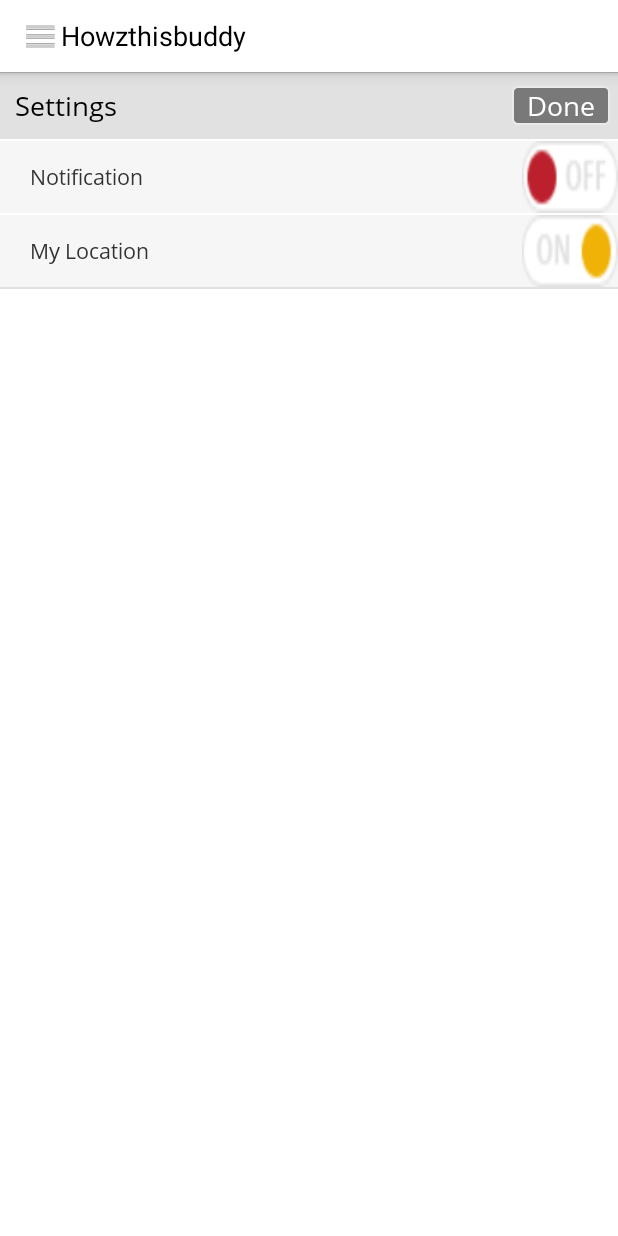
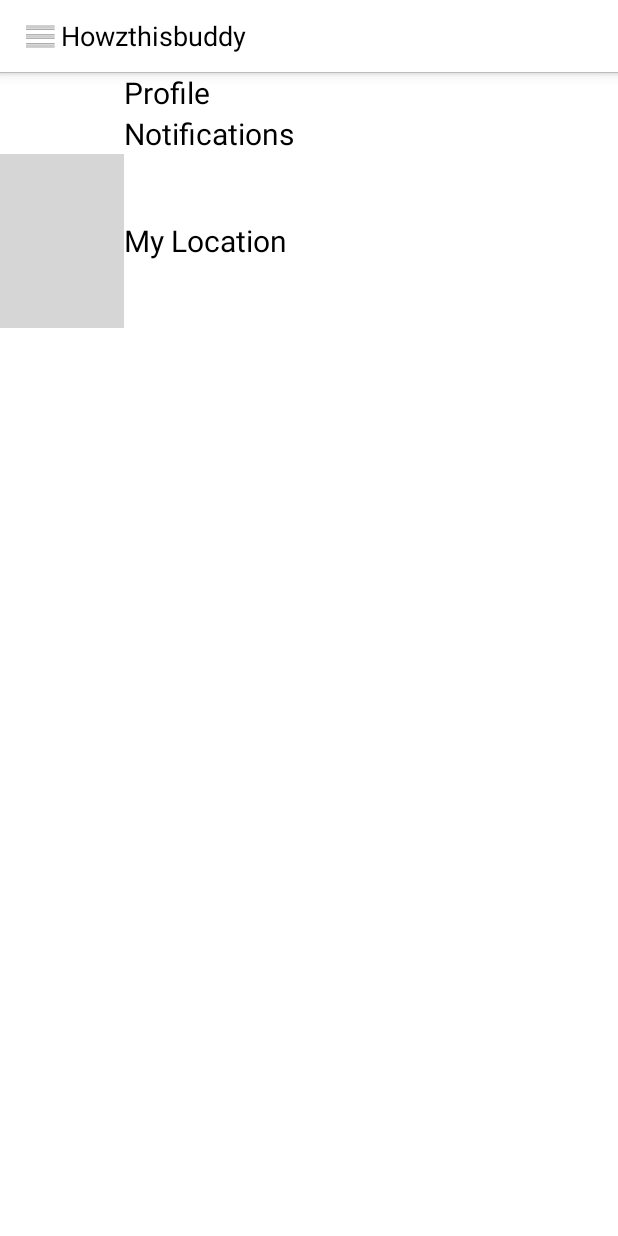
Before and after one commit to veenunalla/HowzIsThisBuddy, an Android app: the fragment HBSettingsFragment shown on its own in the app's theme, on a phone screen of 412 x 824 dp. Run offline under Robolectric (Android 15) with nearby library versions, the phone set to English and light mode, and no system bars; grey boxes are pictures that could not be loaded.

Commit message:
Compleded Settings Fragment UI. Added New Class HBSettingsAdapter, New Layout resource file layout_settings_list_item.xml

```diff
--- a/app/src/main/java/com/pivotaldesign/howzthisbuddy/GCMIntentService.java
+++ b/app/src/main/java/com/pivotaldesign/howzthisbuddy/GCMIntentService.java
@@ -67,8 +67,7 @@ public class GCMIntentService extends GCMBaseIntentService {
 				.setContentIntent(pIntent)
 				.setSound(soundUri)
 				.setContentText(message).setContentIntent(pIntent)
-				.setPriority(Notification.PRIORITY_HIGH)
-				.addAction(R.drawable.launcher_icon, "View", pIntent).addAction(0, "Remind", pIntent).build();
+				.setPriority(Notification.PRIORITY_HIGH).build();
 
 		// Remove the notification on click
 		notification.flags |= Notification.FLAG_AUTO_CANCEL;
--- /dev/null
+++ b/app/src/main/java/com/pivotaldesign/howzthisbuddy/adapter/HBSettingAdapter.java
@@ -0,0 +1,67 @@
+package com.pivotaldesign.howzthisbuddy.adapter;
+
+import android.app.Activity;
+import android.content.Context;
+import android.view.LayoutInflater;
+import android.view.View;
+import android.view.ViewGroup;
+import android.widget.BaseAdapter;
+import android.widget.ImageView;
+import android.widget.TextView;
+
+import com.pivotaldesign.howzthisbuddy.R;
+import com.pivotaldesign.howzthisbuddy.fragments.HBSettingsFragment;
+import com.pivotaldesign.howzthisbuddy.model.HBDrawerItem;
+
+import java.util.ArrayList;
+
+/**
+ * Created by VenuNalla on 10/10/15.
+ */
+public class HBSettingAdapter extends BaseAdapter {
+
+    private Context _context = null;
+    private ArrayList<HBSettingsFragment.SettingsModel> _settingsItems = null;
+
+    public HBSettingAdapter(Context context, ArrayList<HBSettingsFragment.SettingsModel> settingsItems) {
+        this._context = context;
+        this._settingsItems = settingsItems;
+    }
+
+    @Override
+    public int getCount() {
+        return _settingsItems.size();
+    }
+
+    @Override
+    public Object getItem(int position) {
+        return position;
+    }
+
+    @Override
+    public long getItemId(int position) {
+        return position;
+    }
+
+    @Override
+    public View getView(int position, View view, ViewGroup viewGroup) {
+        if (view == null) {
+            LayoutInflater mInflater = (LayoutInflater) _context.getSystemService(Activity.LAYOUT_INFLATER_SERVICE);
+            view = mInflater.inflate(R.layout.layout_settings_list_item, null);
+        }
+        // model class to get name and thumb
+        HBSettingsFragment.SettingsModel settings_model_item = new HBSettingsFragment.SettingsModel();
+        settings_model_item = _settingsItems.get(position);
+
+        // get image from drawable folder
+        int image_drawable_id = _context.getResources().getIdentifier(settings_model_item.getSettingItemThumbImage(), "drawable", _context.getPackageName());
+
+        ImageView settings_item_image = (ImageView) view.findViewById(R.id.settings_item_imageview);
+        settings_item_image.setImageResource(image_drawable_id);
+        TextView setting_item_textview = (TextView) view.findViewById(R.id.settings_item_textview);
+        setting_item_textview.setText(settings_model_item.getSettingItemName());
+
+
+        return view;
+    }
+}
--- a/app/src/main/java/com/pivotaldesign/howzthisbuddy/fragments/HBSettingsFragment.java
+++ b/app/src/main/java/com/pivotaldesign/howzthisbuddy/fragments/HBSettingsFragment.java
@@ -8,10 +8,14 @@ import android.os.Bundle;
 import android.view.LayoutInflater;
 import android.view.View;
 import android.view.ViewGroup;
+import android.widget.ListView;
 import android.widget.TextView;
 
 import com.pivotaldesign.howzthisbuddy.R;
+import com.pivotaldesign.howzthisbuddy.adapter.HBSettingAdapter;
 import com.pivotaldesign.howzthisbuddy.application.HBApplication;
+
+import java.util.ArrayList;
 
 /**
  * @author Satish Kolawale
@@ -19,17 +23,64 @@ import com.pivotaldesign.howzthisbuddy.application.HBApplication;
  */
 public class HBSettingsFragment extends Fragment{
 
+    private ListView settingsListview;
+    private ArrayList<SettingsModel> settingsItems;
+    private HBSettingAdapter settingAdapter;
+
 	@Override
     public View onCreateView(LayoutInflater inflater, ViewGroup container, Bundle savedInstanceState) {
 
         View rootView = inflater.inflate(R.layout.fragment_settings, container, false);
+        settingsListview = (ListView) rootView.findViewById(R.id.settings_listview);
+        addSettingsItemsToListView();
+        settingAdapter = new HBSettingAdapter(getActivity().getApplicationContext(), settingsItems);
+        settingsListview.setAdapter(settingAdapter);
 
-        ((TextView) rootView.findViewById(R.id.txt_settings_settings_title)).setTypeface(HBApplication.getInstance().getRegularFont());
-        ((TextView) rootView.findViewById(R.id.txt_settings_done)).setTypeface(HBApplication.getInstance().getRegularFont());
-
-        ((TextView) rootView.findViewById(R.id.txt_settings_notification_title)).setTypeface(HBApplication.getInstance().getRegularFont());
-        ((TextView) rootView.findViewById(R.id.txt_settings_location_title)).setTypeface(HBApplication.getInstance().getRegularFont());
+//        ((TextView) rootView.findViewById(R.id.txt_settings_settings_title)).setTypeface(HBApplication.getInstance().getRegularFont());
+//        ((TextView) rootView.findViewById(R.id.txt_settings_done)).setTypeface(HBApplication.getInstance().getRegularFont());
+//
+//        ((TextView) rootView.findViewById(R.id.txt_settings_notification_title)).setTypeface(HBApplication.getInstance().getRegularFont());
+//        ((TextView) rootView.findViewById(R.id.txt_settings_location_title)).setTypeface(HBApplication.getInstance().getRegularFont());
 
         return rootView;
     }
+
+    private void addSettingsItemsToListView() {
+        settingsItems = new ArrayList<SettingsModel>();
+        SettingsModel settingsModel = new SettingsModel();
+        settingsModel.setSettingItemName("Profile");
+        settingsModel.setSettingItemThumbImage("settings_profile");
+        settingsItems.add(settingsModel);
+        settingsModel = new SettingsModel();
+        settingsModel.setSettingItemName("Notifications");
+        settingsModel.setSettingItemThumbImage("settings_notification");
+        settingsItems.add(settingsModel);
+        settingsModel = new SettingsModel();
+        settingsModel.setSettingItemName("My Location");
+        settingsModel.setSettingItemThumbImage("settings_location");
+        settingsItems.add(settingsModel);
+    }
+
+    public static class SettingsModel {
+        private String settingItemName;
+        private String settingItemThumbImage;
+
+        public String getSettingItemName() {
+            return settingItemName;
+        }
+
+        public void setSettingItemName(String settingItemName) {
+            this.settingItemName = settingItemName;
+        }
+
+        public String getSettingItemThumbImage() {
+            return settingItemThumbImage;
+        }
+
+        public void setSettingItemThumbImage(String settingItemThumbImage) {
+            this.settingItemThumbImage = settingItemThumbImage;
+        }
+
+
+    }
 }
--- a/app/src/main/res/layout/fragment_settings.xml
+++ b/app/src/main/res/layout/fragment_settings.xml
@@ -5,105 +5,110 @@
     android:background="@android:color/white"
     android:orientation="vertical" >
 
-    <RelativeLayout
+    <ListView
         android:layout_width="match_parent"
-        android:layout_height="wrap_content"
-        android:background="#E1E1E1" >
+        android:layout_height="match_parent"
+        android:divider="@null"
+        android:id="@+id/settings_listview"></ListView>
+    <!--<RelativeLayout-->
+    <!--android:layout_width="match_parent"-->
+    <!--android:layout_height="wrap_content"-->
+    <!--android:background="#E1E1E1" >-->
 
-        <TextView
-            android:id="@+id/txt_settings_settings_title"
-            android:layout_width="wrap_content"
-            android:layout_height="wrap_content"
-            android:layout_centerVertical="true"
-            android:padding="10dp"
-            android:text="Settings"
-            android:textAppearance="?android:attr/textAppearanceMedium" />
+    <!--<TextView-->
+    <!--android:id="@+id/txt_settings_settings_title"-->
+    <!--android:layout_width="wrap_content"-->
+    <!--android:layout_height="wrap_content"-->
+    <!--android:layout_centerVertical="true"-->
+    <!--android:padding="10dp"-->
+    <!--android:text="Settings"-->
+    <!--android:textAppearance="?android:attr/textAppearanceMedium" />-->
 
+    <!-- -->
+    <!-- -->
+    <!-- -->
+    <!-- -->
+    <!--<TextView-->
+    <!--android:id="@+id/txt_settings_done"-->
+    <!--android:layout_width="wrap_content"-->
+    <!--android:layout_height="wrap_content"-->
+    <!--android:layout_alignParentEnd="true"-->
+    <!--android:layout_alignParentRight="true"-->
+    <!--android:layout_centerVertical="true"-->
+    <!--android:layout_marginEnd="5dp"-->
+    <!--android:layout_marginRight="5dp"-->
+    <!--android:background="@drawable/drawable_button_bg"-->
+    <!--android:paddingLeft="10dp"-->
+    <!--android:paddingRight="10dp"-->
+    <!--android:text="Done"-->
+    <!--android:textAppearance="?android:attr/textAppearanceMedium"-->
+    <!--android:textColor="#FFFFFF" />-->
+    <!--</RelativeLayout>-->
 
+    <!--<RelativeLayout-->
+    <!--android:layout_width="match_parent"-->
+    <!--android:layout_height="wrap_content"-->
+    <!--android:background="#F6F6F6"-->
+    <!--android:layout_marginTop="1dp"-->
+    <!--android:gravity="center_vertical" >-->
 
+    <!--<TextView-->
+    <!--android:id="@+id/txt_settings_notification_title"-->
+    <!--android:layout_width="wrap_content"-->
+    <!--android:layout_height="wrap_content"-->
+    <!--android:layout_centerVertical="true"-->
+    <!--android:layout_marginLeft="20dp"-->
+    <!--android:layout_marginStart="20dp"-->
+    <!--android:gravity="center_vertical"-->
+    <!--android:text="Notification" />-->
 
+    <!--<ToggleButton-->
+    <!--android:id="@+id/toggle_settings_notification"-->
+    <!--android:layout_width="wrap_content"-->
+    <!--android:layout_height="wrap_content"-->
+    <!--android:layout_alignParentEnd="true"-->
+    <!--android:layout_alignParentRight="true"-->
+    <!--android:background="@drawable/selector_settings_on_off"-->
+    <!--android:gravity="start|center_vertical"-->
+    <!--android:textOff=""-->
+    <!--android:textOn="" />-->
+    <!--</RelativeLayout>-->
 
-          <TextView
-            android:id="@+id/txt_settings_done"
-            android:layout_width="wrap_content"
-            android:layout_height="wrap_content"
-            android:layout_alignParentEnd="true"
-            android:layout_alignParentRight="true"
-            android:layout_centerVertical="true"
-            android:layout_marginEnd="5dp"
-            android:layout_marginRight="5dp"
-            android:background="@drawable/drawable_button_bg"
-            android:paddingLeft="10dp"
-            android:paddingRight="10dp"
-            android:text="Done"
-            android:textAppearance="?android:attr/textAppearanceMedium"
-            android:textColor="#FFFFFF" />
-    </RelativeLayout>
+    <!--&lt;!&ndash; <View-->
+    <!--android:layout_width="match_parent"-->
+    <!--android:layout_height="1dp"-->
+    <!--android:background="#E1E1E1" /> &ndash;&gt;-->
 
-    <RelativeLayout
-        android:layout_width="match_parent"
-        android:layout_height="wrap_content"
-        android:background="#F6F6F6"
-        android:layout_marginTop="1dp"
-        android:gravity="center_vertical" >
+    <!--<RelativeLayout-->
+    <!--android:layout_width="match_parent"-->
+    <!--android:layout_height="wrap_content"-->
+    <!--android:layout_marginTop="1dp"-->
+    <!--android:background="#F6F6F6"-->
+    <!--android:gravity="center_vertical" >-->
 
-        <TextView
-            android:id="@+id/txt_settings_notification_title"
-            android:layout_width="wrap_content"
-            android:layout_height="wrap_content"
-            android:layout_centerVertical="true"
-            android:layout_marginLeft="20dp"
-            android:layout_marginStart="20dp"
-            android:gravity="center_vertical"
-            android:text="Notification" />
+    <!--<TextView-->
+    <!--android:id="@+id/txt_settings_location_title"-->
+    <!--android:layout_width="wrap_content"-->
+    <!--android:layout_height="wrap_content"-->
+    <!--android:layout_centerVertical="true"-->
+    <!--android:layout_marginLeft="20dp"-->
+    <!--android:layout_marginStart="20dp"-->
+    <!--android:gravity="center_vertical"-->
+    <!--android:text="My Location" />-->
 
-        <ToggleButton
-            android:id="@+id/toggle_settings_notification"
-            android:layout_width="wrap_content"
-            android:layout_height="wrap_content"
-            android:layout_alignParentEnd="true"
-            android:layout_alignParentRight="true"
-            android:background="@drawable/selector_settings_on_off"
-            android:gravity="start|center_vertical"
-            android:textOff=""
-            android:textOn="" />
-    </RelativeLayout>
-
-    <!-- <View
-        android:layout_width="match_parent"
-        android:layout_height="1dp"
-        android:background="#E1E1E1" /> -->
-
-    <RelativeLayout
-        android:layout_width="match_parent"
-        android:layout_height="wrap_content"
-        android:layout_marginTop="1dp"
-        android:background="#F6F6F6"
-        android:gravity="center_vertical" >
-
-        <TextView
-            android:id="@+id/txt_settings_location_title"
-            android:layout_width="wrap_content"
-            android:layout_height="wrap_content"
-            android:layout_centerVertical="true"
-            android:layout_marginLeft="20dp"
-            android:layout_marginStart="20dp"
-            android:gravity="center_vertical"
-            android:text="My Location" />
-
-        <ToggleButton
-            android:id="@+id/toggle_settings_location"
-            android:layout_width="wrap_content"
-            android:layout_height="wrap_content"
-            android:layout_alignParentEnd="true"
-            android:layout_alignParentRight="true"
-            android:background="@drawable/selector_settings_on_off"
-            android:checked="true"
-            android:gravity="start|center_vertical"
-            android:text=""
-            android:textOff=""
-            android:textOn="" />
-    </RelativeLayout>
+    <!--<ToggleButton-->
+    <!--android:id="@+id/toggle_settings_location"-->
+    <!--android:layout_width="wrap_content"-->
+    <!--android:layout_height="wrap_content"-->
+    <!--android:layout_alignParentEnd="true"-->
+    <!--android:layout_alignParentRight="true"-->
+    <!--android:background="@drawable/selector_settings_on_off"-->
+    <!--android:checked="true"-->
+    <!--android:gravity="start|center_vertical"-->
+    <!--android:text=""-->
+    <!--android:textOff=""-->
+    <!--android:textOn="" />-->
+    <!--</RelativeLayout>-->
 
     <View
         android:layout_width="match_parent"
--- /dev/null
+++ b/app/src/main/res/layout/layout_settings_list_item.xml
@@ -0,0 +1,27 @@
+<?xml version="1.0" encoding="utf-8"?>
+<LinearLayout xmlns:android="http://schemas.android.com/apk/res/android"
+    android:orientation="horizontal"
+    android:layout_width="match_parent"
+    android:layout_height="match_parent"
+    android:weightSum="5">
+
+    <ImageView
+        android:layout_width="match_parent"
+        android:layout_height="match_parent"
+        android:layout_weight="4"
+        android:padding="10dp"
+        android:src="@drawable/settings_location"
+        android:id="@+id/settings_item_imageview" />
+
+    <TextView
+        android:layout_width="match_parent"
+        android:layout_height="match_parent"
+        android:textAppearance="?android:attr/textAppearanceLarge"
+        android:layout_weight="2"
+        android:gravity="center|left"
+        android:textColor="@android:color/black"
+        android:textSize="20sp"
+
+        android:text="Profile"
+        android:id="@+id/settings_item_textview" />
+</LinearLayout>
```
Also changed, not shown: 61 other files.
